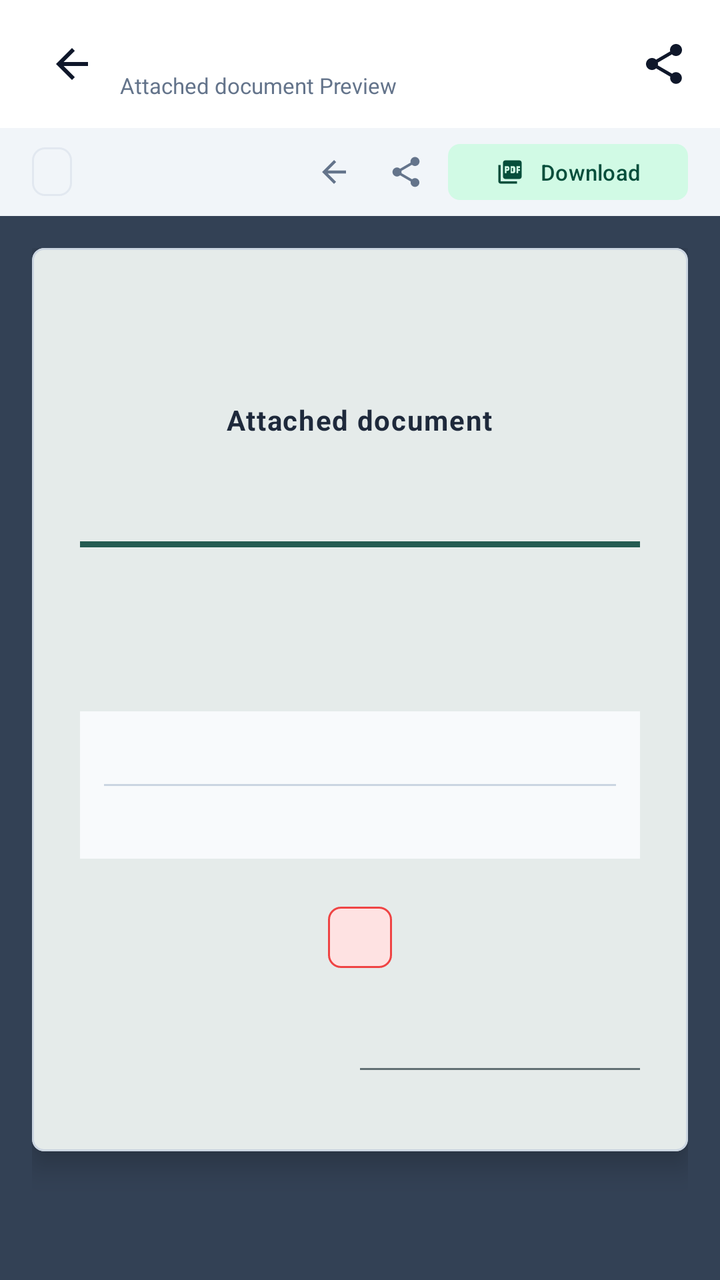
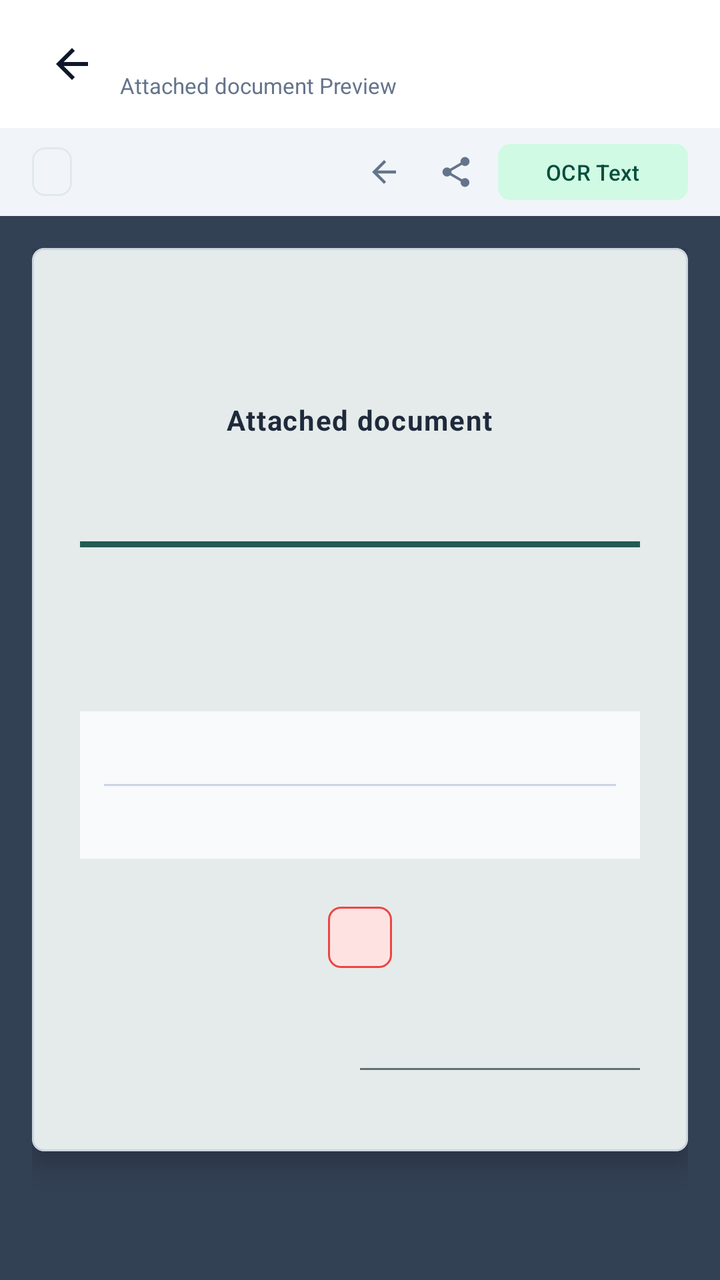

Screens rendered from an Android XML layout before and after an edit, with the pre-edit source and the edit as a unified diff.
<!-- AndroidManifest.xml: application theme Theme.Notify -->
<!-- res/layout/activity_document_preview.xml -->
<?xml version="1.0" encoding="utf-8"?>
<androidx.coordinatorlayout.widget.CoordinatorLayout xmlns:android="http://schemas.android.com/apk/res/android"
    xmlns:app="http://schemas.android.com/apk/res-auto"
    android:layout_width="match_parent"
    android:layout_height="match_parent"
    android:background="#334155">

    
    <com.google.android.material.appbar.AppBarLayout
        android:layout_width="match_parent"
        android:layout_height="wrap_content"
        android:background="@color/surface"
        app:elevation="4dp">

        <androidx.appcompat.widget.Toolbar
            android:id="@+id/toolbarDocPreview"
            android:layout_width="match_parent"
            android:layout_height="?attr/actionBarSize"
            android:paddingHorizontal="8dp">

            <ImageButton
                android:id="@+id/btnBackDoc"
                android:layout_width="40dp"
                android:layout_height="40dp"
                android:background="?attr/selectableItemBackgroundBorderless"
                android:contentDescription="Back"
                android:src="@drawable/ic_arrow_back"
                app:tint="@color/on_surface" />

            <LinearLayout
                android:layout_width="wrap_content"
                android:layout_height="wrap_content"
                android:layout_marginStart="12dp"
                android:orientation="vertical">

                <TextView
                    android:id="@+id/tvDocPreviewTitle"
                    android:layout_width="wrap_content"
                    android:layout_height="wrap_content"
                    android:ellipsize="end"
                    android:maxLines="1"
                    android:text=""
                    android:textColor="@color/on_surface"
                    android:textSize="16sp"
                    android:textStyle="bold" />

                <TextView
                    android:id="@+id/tvDocPreviewSubtitle"
                    android:layout_width="wrap_content"
                    android:layout_height="wrap_content"
                    android:text="Attached document Preview"
                    android:textColor="@color/on_surface_variant"
                    android:textSize="11sp" />
            </LinearLayout>

            <View
                android:layout_width="0dp"
                android:layout_height="1dp"
                android:layout_weight="1" />

            <ImageButton
                android:id="@+id/btnOpenExternalTop"
                android:layout_width="40dp"
                android:layout_height="40dp"
                android:layout_gravity="end"
                android:background="?attr/selectableItemBackgroundBorderless"
                android:contentDescription="Open in External App"
                android:src="@drawable/ic_share"
                app:tint="@color/on_surface" />

        </androidx.appcompat.widget.Toolbar>

        
        <LinearLayout
            android:layout_width="match_parent"
            android:layout_height="44dp"
            android:background="@color/surface_variant"
            android:gravity="center_vertical"
            android:orientation="horizontal"
            android:paddingHorizontal="16dp">

            <TextView
                android:id="@+id/tvPageIndicator"
                android:layout_width="wrap_content"
                android:layout_height="wrap_content"
                android:background="@drawable/bg_attachment_pill"
                android:paddingHorizontal="10dp"
                android:paddingVertical="4dp"
                android:text=""
                android:textColor="@color/primary"
                android:textSize="12sp"
                android:textStyle="bold" />

            <View
                android:layout_width="0dp"
                android:layout_height="1dp"
                android:layout_weight="1" />

            <com.google.android.material.button.MaterialButton
                android:id="@+id/btnPrevPage"
                style="@style/Widget.Material3.Button.IconButton"
                android:layout_width="36dp"
                android:layout_height="36dp"
                android:contentDescription="Previous Page"
                app:icon="@drawable/ic_arrow_back"
                app:iconSize="18dp"
                app:iconTint="@color/on_surface_variant" />

            <com.google.android.material.button.MaterialButton
                android:id="@+id/btnNextPage"
                style="@style/Widget.Material3.Button.IconButton"
                android:layout_width="36dp"
                android:layout_height="36dp"
                android:contentDescription="Next Page"
                app:icon="@drawable/ic_share"
                app:iconSize="18dp"
                app:iconTint="@color/on_surface_variant" />

            <com.google.android.material.button.MaterialButton
                android:id="@+id/btnDownloadDocTop"
                style="@style/Widget.Material3.Button.TonalButton"
                android:layout_width="wrap_content"
                android:layout_height="36dp"
                android:layout_marginStart="8dp"
                android:text="Download"
                android:textSize="11sp"
                app:cornerRadius="6dp"
                app:icon="@drawable/ic_pdf"
                app:iconSize="14dp" />
        </LinearLayout>
    </com.google.android.material.appbar.AppBarLayout>

    
    <androidx.recyclerview.widget.RecyclerView
        android:id="@+id/rvPdfPages"
        android:layout_width="match_parent"
        android:layout_height="match_parent"
        android:clipToPadding="false"
        android:paddingHorizontal="16dp"
        android:paddingTop="16dp"
        android:paddingBottom="32dp"
        android:visibility="gone"
        app:layout_behavior="@string/appbar_scrolling_view_behavior" />

    
    <ProgressBar
        android:id="@+id/pbLoadingPdf"
        android:layout_width="44dp"
        android:layout_height="44dp"
        android:layout_gravity="center"
        android:indeterminate="true"
        android:visibility="gone" />

    
    <androidx.core.widget.NestedScrollView
        android:id="@+id/nestedScrollFallback"
        android:layout_width="match_parent"
        android:layout_height="match_parent"
        android:clipToPadding="false"
        android:padding="16dp"
        android:visibility="visible"
        app:layout_behavior="@string/appbar_scrolling_view_behavior">

        <LinearLayout
            android:layout_width="match_parent"
            android:layout_height="wrap_content"
            android:orientation="vertical">

            
            <com.google.android.material.card.MaterialCardView
                android:id="@+id/layoutOfficeDocContainer"
                android:layout_width="match_parent"
                android:layout_height="wrap_content"
                android:layout_marginBottom="24dp"
                app:cardBackgroundColor="#FFFFFF"
                app:cardCornerRadius="6dp"
                app:cardElevation="6dp"
                app:strokeColor="#CBD5E1"
                app:strokeWidth="1dp"
                android:visibility="gone">

                <LinearLayout
                    android:layout_width="match_parent"
                    android:layout_height="wrap_content"
                    android:gravity="center_horizontal"
                    android:orientation="vertical"
                    android:padding="24dp">

                    <ImageView
                        android:layout_width="56dp"
                        android:layout_height="56dp"
                        android:layout_marginBottom="12dp"
                        android:src="@drawable/ic_attach_file"
                        app:tint="@color/primary" />

                    <TextView
                        android:id="@+id/tvOfficeDocName"
                        android:layout_width="wrap_content"
                        android:layout_height="wrap_content"
                        android:gravity="center"
                        android:text=""
                        android:textColor="#0F172A"
                        android:textSize="16sp"
                        android:textStyle="bold" />

                    <TextView
                        android:id="@+id/tvOfficeDocMeta"
                        android:layout_width="wrap_content"
                        android:layout_height="wrap_content"
                        android:layout_marginTop="4dp"
                        android:text=""
                        android:textColor="#64748B"
                        android:textSize="12sp" />

                    <com.google.android.material.button.MaterialButton
                        android:id="@+id/btnOpenOfficeApp"
                        android:layout_width="match_parent"
                        android:layout_height="50dp"
                        android:layout_marginTop="20dp"
                        android:text="Open in Word / Docs App"
                        app:cornerRadius="6dp"
                        app:icon="@drawable/ic_share" />
                </LinearLayout>
            </com.google.android.material.card.MaterialCardView>

            
            <com.google.android.material.card.MaterialCardView
                android:id="@+id/cardDocumentPaper"
                android:layout_width="match_parent"
                android:layout_height="wrap_content"
                android:layout_gravity="center_horizontal"
                android:layout_marginBottom="32dp"
                app:cardBackgroundColor="#FFFFFF"
                app:cardCornerRadius="6dp"
                app:cardElevation="8dp"
                app:strokeColor="#CBD5E1"
                app:strokeWidth="1dp">

            <LinearLayout
                android:layout_width="match_parent"
                android:layout_height="wrap_content"
                android:orientation="vertical"
                android:padding="24dp">

                
                <LinearLayout
                    android:layout_width="match_parent"
                    android:layout_height="wrap_content"
                    android:gravity="center_horizontal"
                    android:orientation="vertical">

                    <TextView
                        android:layout_width="wrap_content"
                        android:layout_height="wrap_content"
                        android:text=""
                        android:textSize="36sp" />

                    <TextView
                        android:layout_width="wrap_content"
                        android:layout_height="wrap_content"
                        android:layout_marginTop="4dp"
                        android:gravity="center"
                        android:letterSpacing="0.04"
                        android:text="Attached document"
                        android:textColor="#1E293B"
                        android:textSize="14sp"
                        android:textStyle="bold" />

                    <TextView
                        android:layout_width="wrap_content"
                        android:layout_height="wrap_content"
                        android:gravity="center"
                        android:text=""
                        android:textColor="#64748B"
                        android:textSize="11sp"
                        android:textStyle="bold" />

                    <TextView
                        android:id="@+id/tvDocRef"
                        android:layout_width="wrap_content"
                        android:layout_height="wrap_content"
                        android:layout_marginTop="6dp"
                        android:text=""
                        android:textColor="#475569"
                        android:textSize="11sp" />
                </LinearLayout>

                
                <View
                    android:layout_width="match_parent"
                    android:layout_height="3dp"
                    android:layout_marginVertical="16dp"
                    android:background="#245B52" />

                
                <TextView
                    android:id="@+id/tvDocHeadline"
                    android:layout_width="match_parent"
                    android:layout_height="wrap_content"
                    android:gravity="center"
                    android:text=""
                    android:textColor="#0F172A"
                    android:textSize="15sp"
                    android:textStyle="bold" />

                
                <TextView
                    android:id="@+id/tvDocNoticeContent"
                    android:layout_width="match_parent"
                    android:layout_height="wrap_content"
                    android:layout_marginTop="12dp"
                    android:lineSpacingMultiplier="1.4"
                    android:text=""
                    android:textColor="#334155"
                    android:textSize="13sp" />

                
                <LinearLayout
                    android:id="@+id/layoutDocTable"
                    android:layout_width="match_parent"
                    android:layout_height="wrap_content"
                    android:layout_marginTop="16dp"
                    android:background="#F8FAFC"
                    android:orientation="vertical"
                    android:padding="12dp">

                    <TextView
                        android:id="@+id/tvTableTitle"
                        android:layout_width="wrap_content"
                        android:layout_height="wrap_content"
                        android:text=""
                        android:textColor="#1E293B"
                        android:textSize="12sp"
                        android:textStyle="bold" />

                    <View
                        android:layout_width="match_parent"
                        android:layout_height="1dp"
                        android:layout_marginVertical="8dp"
                        android:background="#CBD5E1" />

                    <TextView
                        android:id="@+id/tvTableDetails"
                        android:layout_width="match_parent"
                        android:layout_height="wrap_content"
                        android:lineSpacingMultiplier="1.3"
                        android:text=""
                        android:textColor="#334155"
                        android:textSize="12sp" />
                </LinearLayout>

                
                <LinearLayout
                    android:layout_width="wrap_content"
                    android:layout_height="wrap_content"
                    android:layout_gravity="center_horizontal"
                    android:layout_marginTop="24dp"
                    android:background="@drawable/bg_urgent_badge"
                    android:gravity="center"
                    android:paddingHorizontal="16dp"
                    android:paddingVertical="8dp">

                    <TextView
                        android:layout_width="wrap_content"
                        android:layout_height="wrap_content"
                        android:text=""
                        android:textColor="@color/badge_urgent"
                        android:textSize="11sp"
                        android:textStyle="bold" />
                </LinearLayout>

                
                <LinearLayout
                    android:layout_width="wrap_content"
                    android:layout_height="wrap_content"
                    android:layout_gravity="end"
                    android:layout_marginTop="28dp"
                    android:gravity="center"
                    android:orientation="vertical">

                    <TextView
                        android:id="@+id/tvDocSignee"
                        android:layout_width="wrap_content"
                        android:layout_height="wrap_content"
                        android:text=""
                        android:textColor="#1E40AF"
                        android:textSize="14sp"
                        android:textStyle="italic|bold" />

                    <View
                        android:layout_width="140dp"
                        android:layout_height="1dp"
                        android:layout_marginVertical="3dp"
                        android:background="#617074" />

                    <TextView
                        android:id="@+id/tvDocDesignation"
                        android:layout_width="wrap_content"
                        android:layout_height="wrap_content"
                        android:text=""
                        android:textColor="#64748B"
                        android:textSize="10sp" />
                </LinearLayout>

            </LinearLayout>
        </com.google.android.material.card.MaterialCardView>
        </LinearLayout>
    </androidx.core.widget.NestedScrollView>

</androidx.coordinatorlayout.widget.CoordinatorLayout>
<!-- resources referenced by this layout -->
<resources>
  <color name="badge_urgent">#EF4444</color>
  <color name="on_surface">#0F172A</color>
  <color name="on_surface_variant">#64748B</color>
  <color name="primary">#245B52</color>
  <color name="surface">#FFFFFF</color>
  <color name="surface_variant">#F1F5F9</color>
  <!-- drawable bg_attachment_pill (drawable) -->
  <?xml version="1.0" encoding="utf-8"?>
  <shape xmlns:android="http://schemas.android.com/apk/res/android"
      android:shape="rectangle">
      <solid android:color="@color/surface_variant" />
      <stroke android:width="1dp" android:color="@color/outline_variant" />
      <corners android:radius="6dp" />
      <padding android:left="10dp" android:top="6dp" android:right="10dp" android:bottom="6dp" />
  </shape>
  <!-- drawable bg_urgent_badge (drawable) -->
  <?xml version="1.0" encoding="utf-8"?>
  <shape xmlns:android="http://schemas.android.com/apk/res/android"
      android:shape="rectangle">
      <solid android:color="@color/badge_urgent_bg" />
      <stroke android:width="1dp" android:color="@color/badge_urgent" />
      <corners android:radius="6dp" />
      <padding android:left="8dp" android:top="3dp" android:right="8dp" android:bottom="3dp" />
  </shape>
  <!-- drawable ic_arrow_back (drawable) -->
  <vector xmlns:android="http://schemas.android.com/apk/res/android"
      android:width="24dp"
      android:height="24dp"
      android:viewportWidth="24"
      android:viewportHeight="24">
    <path
        android:fillColor="#FFFFFFFF"
        android:pathData="M20,11H7.83l5.59,-5.59L12,4l-8,8 8,8 1.41,-1.41L7.83,13H20v-2z"/>
  </vector>
  <!-- drawable ic_attach_file (drawable) -->
  <vector xmlns:android="http://schemas.android.com/apk/res/android"
      android:width="24dp"
      android:height="24dp"
      android:viewportWidth="24"
      android:viewportHeight="24">
    <path
        android:fillColor="#FF4F46E5"
        android:pathData="M16.5,6v11.5c0,2.21 -1.79,4 -4,4s-4,-1.79 -4,-4V5c0,-1.38 1.12,-2.5 2.5,-2.5s2.5,1.12 2.5,2.5v10.5c0,0.55 -0.45,1 -1,1s-1,-0.45 -1,-1V6H10v9.5c0,1.38 1.12,2.5 2.5,2.5s2.5,-1.12 2.5,-2.5V5c0,-2.21 -1.79,-4 -4,-4S7,2.79 7,5v12.5c0,3.04 2.46,5.5 5.5,5.5s5.5,-2.46 5.5,-5.5V6h-1.5z"/>
  </vector>
  <!-- drawable ic_pdf (drawable) -->
  <vector xmlns:android="http://schemas.android.com/apk/res/android"
      android:width="24dp"
      android:height="24dp"
      android:viewportWidth="24"
      android:viewportHeight="24">
    <path
        android:fillColor="#FFEF4444"
        android:pathData="M20,2H8c-1.1,0 -2,0.9 -2,2v12c0,1.1 0.9,2 2,2h12c1.1,0 2,-0.9 2,-2V4c0,-1.1 -0.9,-2 -2,-2zm-8.5,7.5c0,0.83 -0.67,1.5 -1.5,1.5H9v2H7.5V7H10c0.83,0 1.5,0.67 1.5,1.5v1zm5,2c0,0.83 -0.67,1.5 -1.5,1.5h-2.5V7H15c0.83,0 1.5,0.67 1.5,1.5v3zm4,-3H19v1h1.5V11H19v2h-1.5V7h3v1.5zM9,9.5h1v-1H9v1zm4.5,2h1v-3h-1v3zM4,6H2v14c0,1.1 0.9,2 2,2h14v-2H4V6z"/>
  </vector>
  <style name="Theme.Notify" parent="Base.Theme.Notify" />
  <color name="outline_variant">#E2E8F0</color>
  <color name="badge_urgent_bg">#FEE2E2</color>
  <style name="ShapeAppearance.Notify" parent="ShapeAppearance.Material3.Corner.Small"><item name="cornerSize">6dp</item></style>
  <style name="Widget.Notify.Button" parent="Widget.Material3.Button"><item name="cornerRadius">6dp</item></style>
  <style name="Widget.Notify.ExtendedButton" parent="Widget.Material3.ExtendedFloatingActionButton.Primary"><item name="shapeAppearance">@style/ShapeAppearance.Notify</item><item name="elevation">0dp</item></style>
  <color name="primary_dark">#19473F</color>
  <color name="on_primary">#FFFFFF</color>
  <color name="primary_container">#DAE9E2</color>
  <color name="on_primary_container">#173B45</color>
  <color name="secondary">#10B981</color>
  <color name="secondary_container">#D1FAE5</color>
  <color name="on_secondary">#FFFFFF</color>
  <color name="on_secondary_container">#064E3B</color>
  <color name="background">#F8FAFC</color>
  <color name="outline">#CBD5E1</color>
  <!-- unchanged entries left out for length: 2 -->
</resources>

<!-- the commit's change to res/layout/activity_document_preview.xml (unified diff, before → after) -->
@@ -66,6 +66,7 @@
                 android:background="?attr/selectableItemBackgroundBorderless"
                 android:contentDescription="Open in External App"
                 android:src="@drawable/ic_share"
+                android:visibility="gone"
                 app:tint="@color/on_surface" />
 
         </androidx.appcompat.widget.Toolbar>
@@ -117,16 +118,14 @@
                 app:iconTint="@color/on_surface_variant" />
 
             <com.google.android.material.button.MaterialButton
-                android:id="@+id/btnDownloadDocTop"
+                android:id="@+id/btnToggleOcr"
                 style="@style/Widget.Material3.Button.TonalButton"
                 android:layout_width="wrap_content"
                 android:layout_height="36dp"
                 android:layout_marginStart="8dp"
-                android:text="Download"
+                android:text="OCR Text"
                 android:textSize="11sp"
-                app:cornerRadius="6dp"
-                app:icon="@drawable/ic_pdf"
-                app:iconSize="14dp" />
+                app:cornerRadius="6dp" />
         </LinearLayout>
     </com.google.android.material.appbar.AppBarLayout>
 
@@ -143,6 +142,53 @@
         app:layout_behavior="@string/appbar_scrolling_view_behavior" />
 
     
+    <androidx.core.widget.NestedScrollView
+        android:id="@+id/layoutOcrTextContainer"
+        android:layout_width="match_parent"
+        android:layout_height="match_parent"
+        android:clipToPadding="false"
+        android:padding="16dp"
+        android:visibility="gone"
+        app:layout_behavior="@string/appbar_scrolling_view_behavior">
+
+        <com.google.android.material.card.MaterialCardView
+            android:layout_width="match_parent"
+            android:layout_height="wrap_content"
+            app:cardCornerRadius="8dp"
+            app:cardElevation="2dp"
+            app:cardBackgroundColor="#FFFFFF"
+            app:strokeColor="#CBD5E1"
+            app:strokeWidth="1dp">
+
+            <LinearLayout
+                android:layout_width="match_parent"
+                android:layout_height="wrap_content"
+                android:orientation="vertical"
+                android:padding="16dp">
+
+                <TextView
+                    android:layout_width="wrap_content"
+                    android:layout_height="wrap_content"
+                    android:text="Recognized Text (OCR)"
+                    android:textStyle="bold"
+                    android:textColor="#0F172A"
+                    android:textSize="14sp"
+                    android:layout_marginBottom="8dp" />
+
+                <TextView
+                    android:id="@+id/tvOcrContent"
+                    android:layout_width="match_parent"
+                    android:layout_height="wrap_content"
+                    android:textColor="#334155"
+                    android:textSize="13sp"
+                    android:lineSpacingExtra="4dp"
+                    android:textIsSelectable="true"
+                    android:text="Extracting OCR text from document..." />
+            </LinearLayout>
+        </com.google.android.material.card.MaterialCardView>
+    </androidx.core.widget.NestedScrollView>
+
+    
     <ProgressBar
         android:id="@+id/pbLoadingPdf"
         android:layout_width="44dp"
<!-- resource entries referenced after the edit -->
@@ -44,16 +44,6 @@
         android:fillColor="#FF4F46E5"
         android:pathData="M16.5,6v11.5c0,2.21 -1.79,4 -4,4s-4,-1.79 -4,-4V5c0,-1.38 1.12,-2.5 2.5,-2.5s2.5,1.12 2.5,2.5v10.5c0,0.55 -0.45,1 -1,1s-1,-0.45 -1,-1V6H10v9.5c0,1.38 1.12,2.5 2.5,2.5s2.5,-1.12 2.5,-2.5V5c0,-2.21 -1.79,-4 -4,-4S7,2.79 7,5v12.5c0,3.04 2.46,5.5 5.5,5.5s5.5,-2.46 5.5,-5.5V6h-1.5z"/>
   </vector>
-  <!-- drawable ic_pdf (drawable) -->
-  <vector xmlns:android="http://schemas.android.com/apk/res/android"
-      android:width="24dp"
-      android:height="24dp"
-      android:viewportWidth="24"
-      android:viewportHeight="24">
-    <path
-        android:fillColor="#FFEF4444"
-        android:pathData="M20,2H8c-1.1,0 -2,0.9 -2,2v12c0,1.1 0.9,2 2,2h12c1.1,0 2,-0.9 2,-2V4c0,-1.1 -0.9,-2 -2,-2zm-8.5,7.5c0,0.83 -0.67,1.5 -1.5,1.5H9v2H7.5V7H10c0.83,0 1.5,0.67 1.5,1.5v1zm5,2c0,0.83 -0.67,1.5 -1.5,1.5h-2.5V7H15c0.83,0 1.5,0.67 1.5,1.5v3zm4,-3H19v1h1.5V11H19v2h-1.5V7h3v1.5zM9,9.5h1v-1H9v1zm4.5,2h1v-3h-1v3zM4,6H2v14c0,1.1 0.9,2 2,2h14v-2H4V6z"/>
-  </vector>
   <style name="Theme.Notify" parent="Base.Theme.Notify" />
   <color name="outline_variant">#E2E8F0</color>
   <color name="badge_urgent_bg">#FEE2E2</color>
